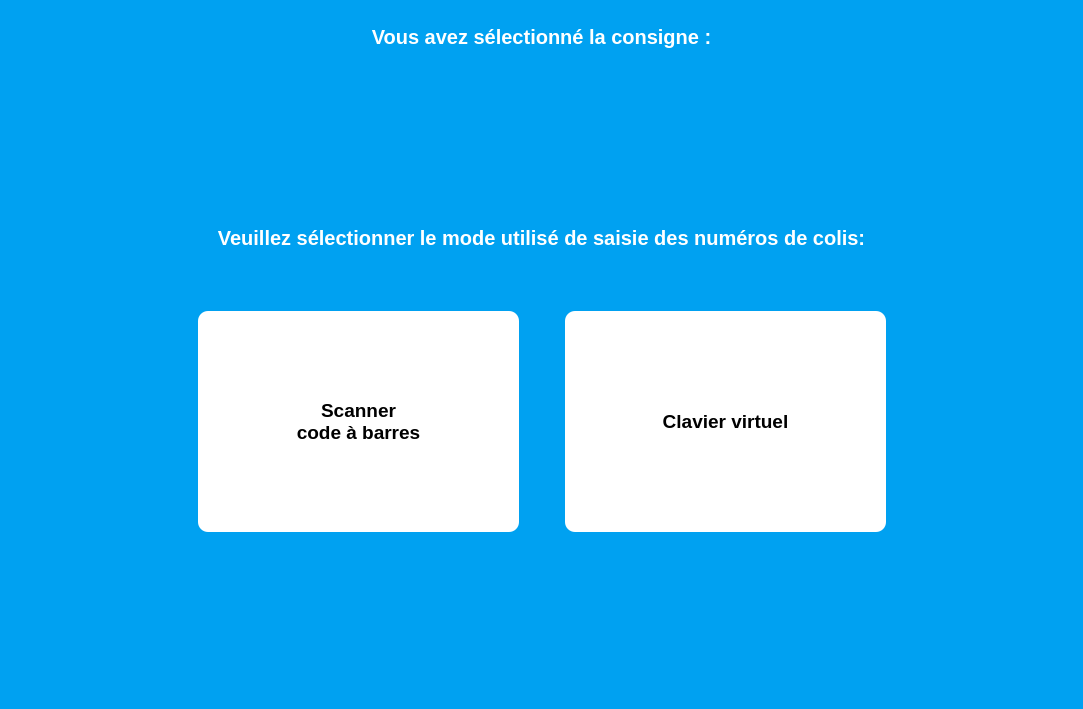
Old version of the form scanpackage.ui in the repository Damien90154/ProjetLockerControl.
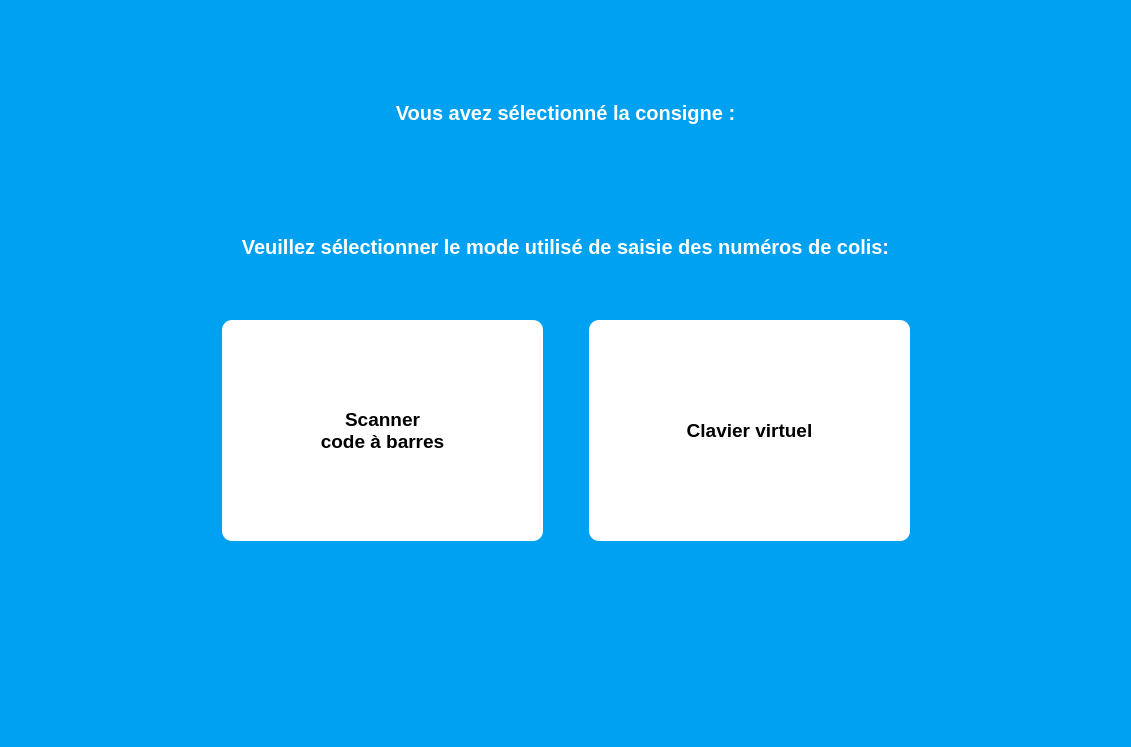
New version of the form. The open tabs and pages were chosen to show the change. Icons and pictures are not drawn. Custom widgets are drawn as their Qt base class.

Patch:
```diff
--- a/scanpackage.ui
+++ b/scanpackage.ui
@@ -6,8 +6,8 @@
    <rect>
     <x>0</x>
     <y>0</y>
-    <width>1083</width>
-    <height>709</height>
+    <width>1131</width>
+    <height>747</height>
    </rect>
   </property>
   <property name="minimumSize">
@@ -43,11 +43,19 @@
      <widget class="QWidget" name="Menu">
       <layout class="QGridLayout" name="gridLayout_4">
        <item row="0" column="0">
-        <layout class="QVBoxLayout" name="verticalLayout_3">
-         <property name="margin">
-          <number>5</number>
+        <spacer name="verticalSpacer_10">
+         <property name="orientation">
+          <enum>Qt::Vertical</enum>
          </property>
-         <item>
+         <property name="sizeHint" stdset="0">
+          <size>
+           <width>20</width>
+           <height>79</height>
+          </size>
+         </property>
+        </spacer>
+       </item>
+       <item row="1" column="0">
           <widget class="QLabel" name="Label_BoxSelected">
            <property name="font">
             <font>
@@ -68,7 +76,7 @@
            </property>
           </widget>
          </item>
-         <item>
+       <item row="2" column="0">
           <spacer name="verticalSpacer_6">
            <property name="orientation">
             <enum>Qt::Vertical</enum>
@@ -79,12 +87,12 @@
            <property name="sizeHint" stdset="0">
             <size>
              <width>20</width>
-             <height>30</height>
+           <height>78</height>
             </size>
            </property>
           </spacer>
          </item>
-         <item>
+       <item row="3" column="0">
           <widget class="QLabel" name="label45">
            <property name="font">
             <font>
@@ -104,7 +112,7 @@
            </property>
           </widget>
          </item>
-         <item>
+       <item row="4" column="0">
           <spacer name="verticalSpacer_7">
            <property name="orientation">
             <enum>Qt::Vertical</enum>
@@ -120,7 +128,7 @@
            </property>
           </spacer>
          </item>
-         <item>
+       <item row="5" column="0">
           <layout class="QHBoxLayout" name="horizontalLayout_6">
            <property name="margin">
             <number>5</number>
@@ -268,7 +276,7 @@
            </item>
           </layout>
          </item>
-         <item>
+       <item row="6" column="0">
           <spacer name="verticalSpacer_8">
            <property name="orientation">
             <enum>Qt::Vertical</enum>
@@ -284,7 +292,18 @@
            </property>
           </spacer>
          </item>
-        </layout>
+       <item row="7" column="0">
+        <spacer name="verticalSpacer_11">
+         <property name="orientation">
+          <enum>Qt::Vertical</enum>
+         </property>
+         <property name="sizeHint" stdset="0">
+          <size>
+           <width>20</width>
+           <height>79</height>
+          </size>
+         </property>
+        </spacer>
        </item>
       </layout>
      </widget>
```
Left out of the diff: 19 changed lines with no effect on the pictures. Lines whose indentation alone changed are shown as unchanged.
